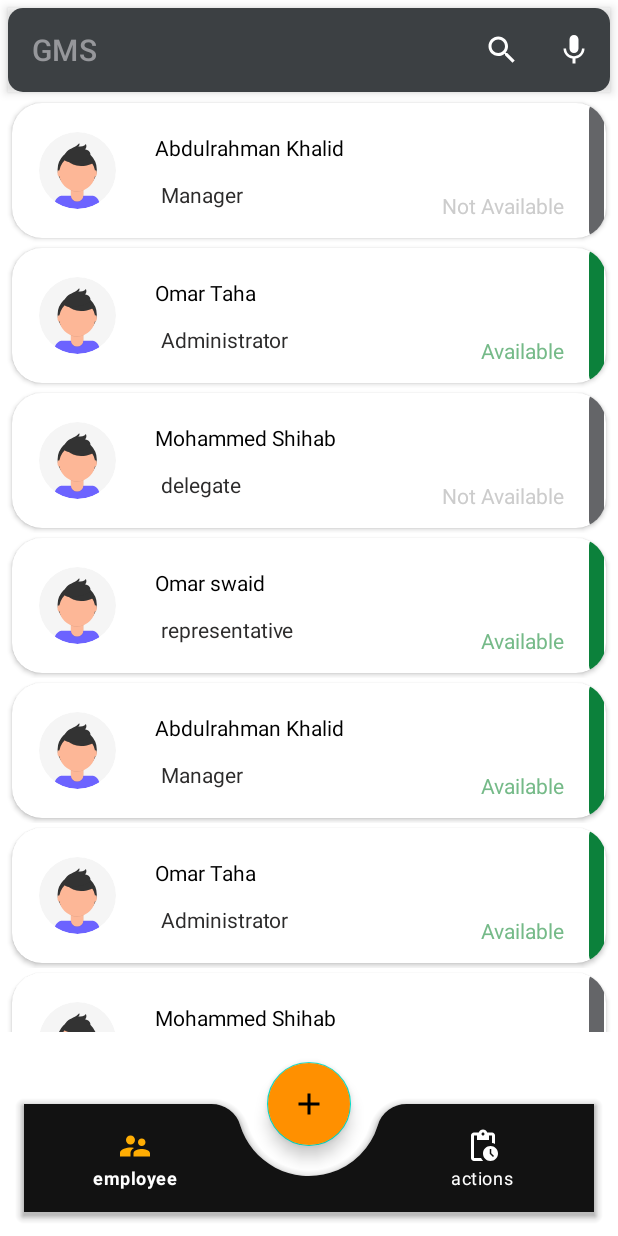
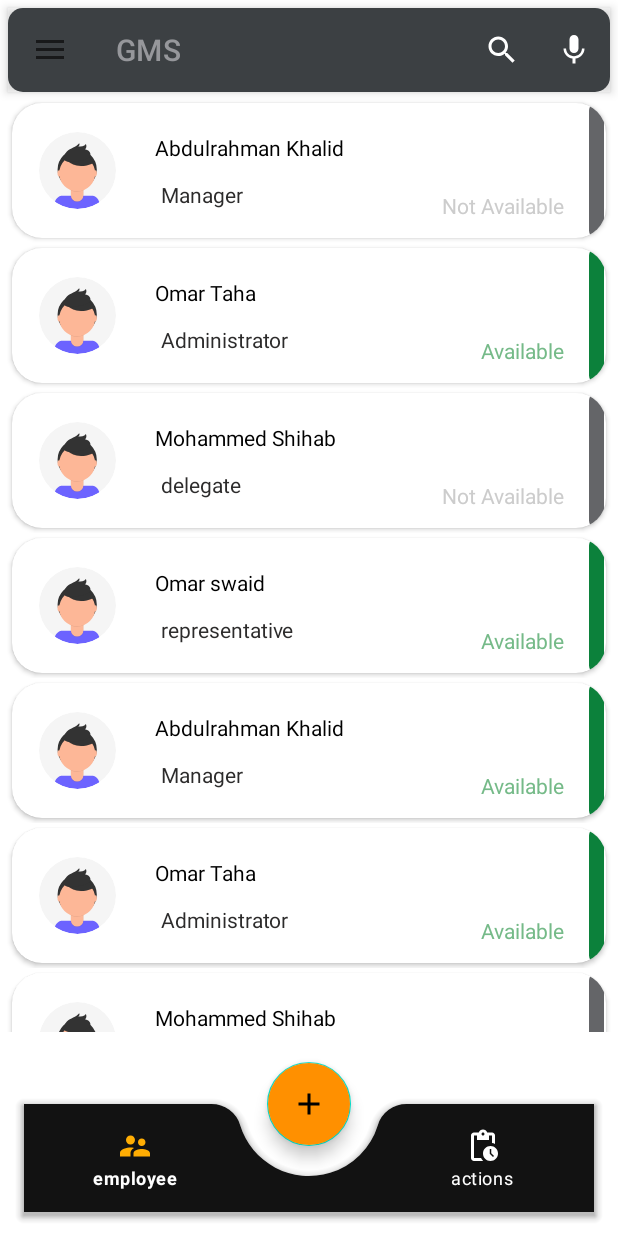
Before and after one commit to OTF-7/GMS, an Android app: the ManagerActivity screen opened directly, with no data from a screen before it, on a phone screen of 412 x 824 dp. Run offline under Robolectric (Android 15) with nearby library versions, the phone set to English and light mode, and no system bars; our stand-ins replace CircleImageView; Roboto replaces fonts that are not available here.

Commit message:
I have add navigation drawer with out design and modify  search icon on app top bar for do searching (not complete)

```diff
--- a/app/src/main/java/com/GMS/login/activities/ManagerActivity.java
+++ b/app/src/main/java/com/GMS/login/activities/ManagerActivity.java
@@ -58,7 +58,7 @@ public class ManagerActivity extends AppCompatActivity   {
           // inflate and set action bar
         mToolBar = findViewById(R.id.tool_bar_id);
         setSupportActionBar(mToolBar);
-        /*
+
         // inflate the elements of navigation view and set them
          drawerLayout = findViewById(R.id.drawer_layout);
          navigationView = findViewById(R.id.navigation_view);
@@ -83,10 +83,11 @@ public class ManagerActivity extends AppCompatActivity   {
                    case R.id.setting:
                }
 
+               drawerLayout.closeDrawer(GravityCompat.START);
                return true;
            }
        });
-    */
+
 
 
         // to take the matrix of height and width
--- a/app/src/main/java/com/GMS/login/adapters/RecyclerViewAdapterEmployees.java
+++ b/app/src/main/java/com/GMS/login/adapters/RecyclerViewAdapterEmployees.java
@@ -10,6 +10,7 @@ import android.view.ViewGroup;
 import android.widget.Filter;
 import android.widget.Filterable;
 import android.widget.TextView;
+import android.widget.Toast;
 
 import androidx.annotation.NonNull;
 import androidx.recyclerview.widget.RecyclerView;
@@ -54,6 +55,8 @@ private ArrayList<EmployeeItem> employeeItems ;
         holder.vieww.setBackgroundResource(R.drawable.corner_shape_available);
         else
             holder.tvEmpStatus.setTextColor(Color.LTGRAY);
+
+
     }
 
     @Override
@@ -71,7 +74,6 @@ private ArrayList<EmployeeItem> employeeItems ;
             tvEmpJob = itemView.findViewById(R.id.tv_employee_job);
             tvEmpStatus = itemView.findViewById(R.id.tv_employee_status);
             vieww= itemView.findViewById(R.id.view_color_state);
-
         }
     }
 
--- a/app/src/main/java/com/GMS/login/fragments/EmployeeFragment.java
+++ b/app/src/main/java/com/GMS/login/fragments/EmployeeFragment.java
@@ -53,7 +53,6 @@ public class EmployeeFragment extends Fragment {
         rvEmployees.setHasFixedSize(true);
         rvEmployees.setLayoutManager(layoutManager);
         rvEmployees.setAdapter(adapter);
-
        return  view ;
     }
 }
--- a/app/src/main/res/layout/activity_manager.xml
+++ b/app/src/main/res/layout/activity_manager.xml
@@ -1,71 +1,52 @@
 <?xml version="1.0" encoding="utf-8"?>
-<androidx.coordinatorlayout.widget.CoordinatorLayout
-    xmlns:android="http://schemas.android.com/apk/res/android"
+<androidx.drawerlayout.widget.DrawerLayout xmlns:android="http://schemas.android.com/apk/res/android"
     xmlns:app="http://schemas.android.com/apk/res-auto"
     xmlns:tools="http://schemas.android.com/tools"
+    android:id="@+id/drawer_layout"
+    android:layout_width="match_parent"
+    android:layout_height="match_parent">
+
+    <androidx.coordinatorlayout.widget.CoordinatorLayout
         android:layout_width="match_parent"
         android:layout_height="match_parent"
         android:background="@android:color/transparent"
-    tools:context=".MainActivity"
-    >
+        app:layout_constraintBottom_toBottomOf="parent"
+        app:layout_constraintEnd_toEndOf="parent"
+        app:layout_constraintStart_toStartOf="parent"
+        app:layout_constraintTop_toTopOf="parent"
+        tools:context=".MainActivity">
 
-        <include
-            layout="@layout/top_action_bar_layout"
-            />
         <androidx.viewpager2.widget.ViewPager2
             android:id="@+id/view_pager2"
             android:layout_width="match_parent"
             android:layout_height="match_parent"
             android:layout_marginTop="0dp"
             app:layout_behavior="@string/appbar_scrolling_view_behavior" />
-   <!--
-    <androidx.drawerlayout.widget.DrawerLayout
-        android:id="@+id/drawer_layout"
-        android:layout_width="match_parent"
-        android:layout_height="match_parent"
 
-        >
 
-        <com.google.android.material.navigation.NavigationView
-            android:id="@+id/navigation_view"
-            android:layout_width="wrap_content"
-            android:layout_height="match_parent"
-            android:background="#F7303132"
-            app:itemIconTint="#fff"
-            app:itemTextColor="#fff"
-            android:layout_gravity="start"
-            app:itemTextAppearance="@style/TextViewStyle"
-            app:headerLayout="@layout/header_navigation_drawer"
-            app:menu="@menu/navigation_view_menu"
-            app:itemHorizontalPadding="40dp"
-            />
-
-    </androidx.drawerlayout.widget.DrawerLayout>
-    -->
         <com.google.android.material.bottomappbar.BottomAppBar
             android:id="@+id/bottom_app_bar"
             android:layout_width="match_parent"
             android:layout_height="wrap_content"
             android:layout_gravity="bottom"
+            android:layout_margin="16dp"
+            android:paddingVertical="8dp"
+            android:theme="@style/ThemeOverlay.MaterialComponents.Dark"
             app:fabCradleMargin="20dp"
             app:fabCradleRoundedCornerRadius="20dp"
-        android:paddingVertical="8dp"
-        android:layout_margin="16dp"
-        android:theme="@style/ThemeOverlay.MaterialComponents.Dark"
 
             >
 
             <com.google.android.material.bottomnavigation.BottomNavigationView
+                android:id="@+id/bottom_navigation_view"
                 android:layout_width="match_parent"
                 android:layout_height="match_parent"
-            android:id="@+id/bottom_navigation_view"
-            app:menu="@menu/menu_bar"
+                android:layout_marginEnd="16dp"
                 android:background="@android:color/transparent"
+                app:itemIconTint="@color/bottom_bar_icon_color"
                 app:itemRippleColor="#fff"
                 app:itemTextColor="#fff"
-            app:itemIconTint="@color/bottom_bar_icon_color"
-            android:layout_marginEnd="16dp"
-            />
+                app:menu="@menu/menu_bar" />
 
 
         </com.google.android.material.bottomappbar.BottomAppBar>
@@ -74,11 +55,27 @@
             android:id="@+id/fab"
             android:layout_width="wrap_content"
             android:layout_height="wrap_content"
+            android:layout_gravity="center"
+            android:backgroundTint="@color/orange"
             android:src="@drawable/add_floating_button_icon"
-            android:backgroundTint="@color/orange"
             app:layout_anchor="@id/bottom_app_bar"
-            android:layout_gravity="center"
 
             />
 
     </androidx.coordinatorlayout.widget.CoordinatorLayout>
+
+    <include layout="@layout/top_action_bar_layout" />
+
+    <com.google.android.material.navigation.NavigationView
+        android:id="@+id/navigation_view"
+        android:layout_width="wrap_content"
+        android:layout_height="match_parent"
+        android:layout_gravity="start"
+        android:background="#F7303132"
+        app:headerLayout="@layout/header_navigation_drawer"
+        app:itemHorizontalPadding="40dp"
+        app:itemIconTint="#fff"
+        app:itemTextAppearance="@style/TextViewStyle"
+        app:itemTextColor="#fff"
+        app:menu="@menu/navigation_view_menu" />
+</androidx.drawerlayout.widget.DrawerLayout>
```
Lines whose indentation alone changed are shown as unchanged.
